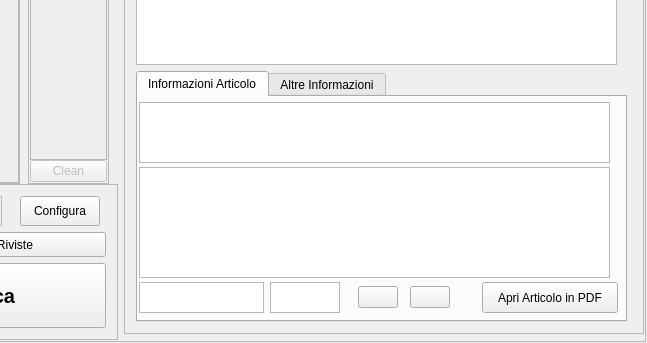
This is lescienze500.ui in simon-r/LeScienze500 as Qt 5 draws it before an edit; both pictures show x 451 to 1098 and y 398 to 741 of the 1098 by 741 pixel window. The edited form follows.
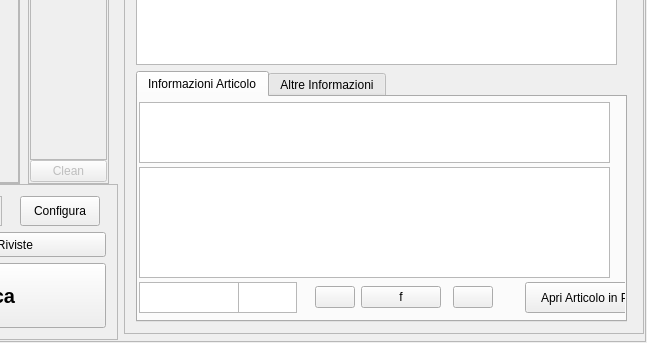
This is the edited form. Icons and pictures are not drawn.

```diff
--- a/lescienze500.ui
+++ b/lescienze500.ui
@@ -139,7 +139,7 @@
                <property name="margin">
                 <number>1</number>
                </property>
-               <item row="0" column="0" colspan="12">
+               <item row="0" column="0" colspan="13">
                 <widget class="QTextBrowser" name="MostraTitolo">
                  <property name="minimumSize">
                   <size>
@@ -203,7 +203,7 @@
                  </property>
                 </widget>
                </item>
-               <item row="4" column="6">
+               <item row="4" column="7">
                 <widget class="QPushButton" name="PreviewArticolo_2">
                  <property name="minimumSize">
                   <size>
@@ -246,7 +246,7 @@
                  </property>
                 </widget>
                </item>
-               <item row="4" column="5">
+               <item row="4" column="6">
                 <spacer name="horizontalSpacer_10">
                  <property name="orientation">
                   <enum>Qt::Horizontal</enum>
@@ -259,7 +259,7 @@
                  </property>
                 </spacer>
                </item>
-               <item row="4" column="8">
+               <item row="4" column="9">
                 <widget class="QPushButton" name="ApriPDF_A">
                  <property name="minimumSize">
                   <size>
@@ -272,7 +272,7 @@
                  </property>
                 </widget>
                </item>
-               <item row="4" column="11">
+               <item row="4" column="12">
                 <spacer name="horizontalSpacer_11">
                  <property name="orientation">
                   <enum>Qt::Horizontal</enum>
@@ -285,7 +285,7 @@
                  </property>
                 </spacer>
                </item>
-               <item row="4" column="7">
+               <item row="4" column="8">
                 <spacer name="horizontalSpacer_12">
                  <property name="orientation">
                   <enum>Qt::Horizontal</enum>
@@ -301,6 +301,13 @@
                  </property>
                 </spacer>
                </item>
+               <item row="4" column="5">
+                <widget class="QPushButton" name="pushButton_2">
+                 <property name="text">
+                  <string>f</string>
+                 </property>
+                </widget>
+               </item>
               </layout>
              </widget>
              <widget class="QWidget" name="TabAltro">
```
